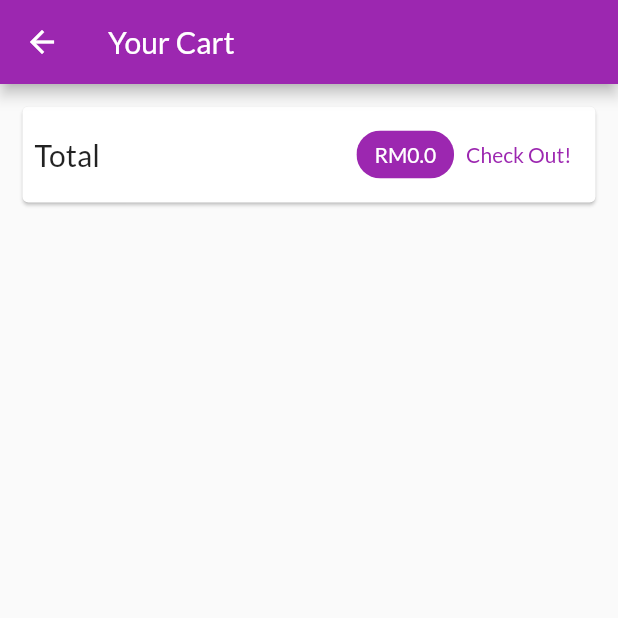
After one commit to HooEP01/shop-app, a Flutter app: the CartScreen screen opened by its route, on a phone screen of 412 x 824 dp, the top half of it. The commit adds this screen. Run offline on Flutter 3.47's test engine with Material 2 defaults, Android fonts, the phone set to English and light mode, and no system bars; network calls fail.

Commit message:
add top bar for cart screen

```diff
--- a/lib/main.dart
+++ b/lib/main.dart
@@ -3,6 +3,8 @@ import 'package:provider/provider.dart';
 
 import './screens/products_overview_screen.dart';
 import './screens/product_detail_screen.dart';
+import './screens/cart_screen.dart';
+
 import './providers/products.dart';
 import './providers/cart.dart';
 
@@ -32,6 +34,7 @@ class MyApp extends StatelessWidget {
         home: const ProductsOverviewScreen(),
         routes: {
           ProductDetailScreen.routeName: (ctx) => const ProductDetailScreen(),
+          CartScreen.routeName: (ctx) => const CartScreen(),
         },
       ),
     );
--- a/lib/providers/cart.dart
+++ b/lib/providers/cart.dart
@@ -25,6 +25,14 @@ class Cart with ChangeNotifier {
   int get itemCount {
     // ignore: unnecessary_null_comparison
     return _items.length;
+  }
+
+  double get totalAmount {
+    var total = 0.0;
+    _items.forEach((key, cartItem) {
+      total += cartItem.price * cartItem.quantity;
+    });
+    return total;
   }
 
   void addItem(
--- /dev/null
+++ b/lib/screens/cart_screen.dart
@@ -0,0 +1,54 @@
+import 'package:flutter/material.dart';
+import 'package:provider/provider.dart';
+import '../providers/cart.dart';
+
+class CartScreen extends StatelessWidget {
+  static const routeName = '/cart';
+  const CartScreen({super.key});
+
+  @override
+  Widget build(BuildContext context) {
+    final cart = Provider.of<Cart>(context);
+    return Scaffold(
+      appBar: AppBar(
+        title: const Text('Your Cart'),
+      ),
+      body: Column(
+        children: [
+          Card(
+            margin: const EdgeInsets.all(15),
+            child: Padding(
+              padding: const EdgeInsets.all(8),
+              child: Row(
+                mainAxisAlignment: MainAxisAlignment.spaceBetween,
+                children: [
+                  const Text(
+                    'Total',
+                    style: TextStyle(fontSize: 20),
+                  ),
+                  const Spacer(),
+                  Chip(
+                    label: Text(
+                      'RM${cart.totalAmount}',
+                      style: TextStyle(
+                        color: Theme.of(context)
+                            .primaryTextTheme
+                            .titleLarge
+                            ?.color,
+                      ),
+                    ),
+                    backgroundColor: Theme.of(context).colorScheme.primary,
+                  ),
+                  TextButton(
+                    child: const Text('Check Out!'),
+                    onPressed: () {},
+                  ),
+                ],
+              ),
+            ),
+          ),
+        ],
+      ),
+    );
+  }
+}
--- a/lib/screens/products_overview_screen.dart
+++ b/lib/screens/products_overview_screen.dart
@@ -3,6 +3,9 @@ import 'package:provider/provider.dart';
 
 import '../widgets/products_grid.dart';
 import '../widgets/badge.dart';
+
+import '../screens/cart_screen.dart';
+
 import '../providers/cart.dart';
 
 enum FilterOptions {
@@ -60,7 +63,11 @@ class _ProductsOverviewScreenState extends State<ProductsOverviewScreen> {
               icon: const Icon(
                 Icons.shopping_cart,
               ),
-              onPressed: () {},
+              onPressed: () {
+                Navigator.of(context).pushNamed(
+                  CartScreen.routeName,
+                );
+              },
             ),
           ),
         ],
```
